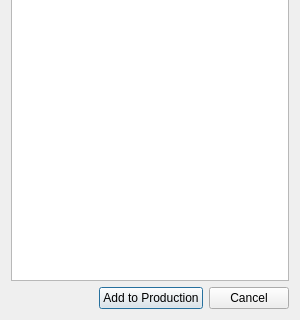
Before: the Qt Designer form src/selectproductiondialog.ui in nvenditto/satiscalculator, drawn with Qt 5; both pictures show x 0 to 300 and y 180 to 500 of the 300 by 500 pixel window.
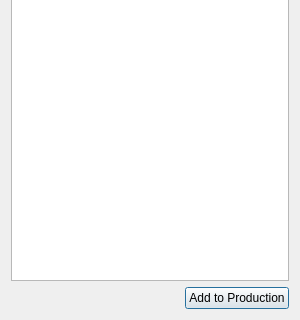
After: the same form once the commit is applied.

Patch:
```diff
--- a/src/selectproductiondialog.ui
+++ b/src/selectproductiondialog.ui
@@ -39,13 +39,6 @@
        </property>
       </widget>
      </item>
-     <item>
-      <widget class="QPushButton" name="cancelButton">
-       <property name="text">
-        <string>Cancel</string>
-       </property>
-      </widget>
-     </item>
     </layout>
    </item>
   </layout>
```
Left out of the diff: 35 changed lines with no effect on the pictures.
